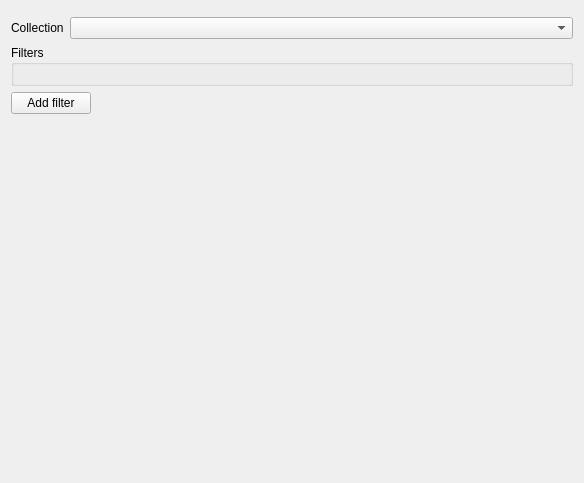
Old version of the form collector/ui/designer/advanced_search.ui in the repository arielvb/collector.
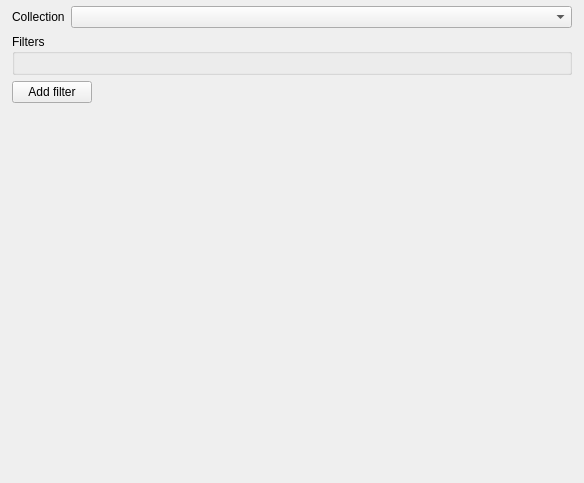
New version of the form.

Commit message: Remove window margin and add to the views

Diff of the .ui file:
```diff
--- a/collector/ui/designer/advanced_search.ui
+++ b/collector/ui/designer/advanced_search.ui
@@ -14,11 +14,20 @@
    <string>Advanced  Search</string>
   </property>
   <layout class="QVBoxLayout" name="verticalLayout">
+   <property name="margin">
+    <number>0</number>
+   </property>
    <item>
     <widget class="QWidget" name="topbar" native="true"/>
    </item>
    <item>
     <layout class="QGridLayout" name="gridLayout">
+     <property name="leftMargin">
+      <number>12</number>
+     </property>
+     <property name="rightMargin">
+      <number>12</number>
+     </property>
      <item row="0" column="1">
       <widget class="QComboBox" name="collections_combo"/>
      </item>
@@ -38,6 +47,14 @@
     </layout>
    </item>
    <item>
+    <layout class="QVBoxLayout" name="verticalLayout_2">
+     <property name="leftMargin">
+      <number>12</number>
+     </property>
+     <property name="rightMargin">
+      <number>12</number>
+     </property>
+     <item>
     <widget class="QGroupBox" name="groupBox">
      <property name="title">
       <string>Filters</string>
@@ -57,6 +74,8 @@
       <string>Add filter</string>
      </property>
     </widget>
+     </item>
+    </layout>
    </item>
    <item>
     <spacer name="verticalSpacer">
```
Lines whose indentation alone changed are shown as unchanged. The commit also changes 6 other files.
